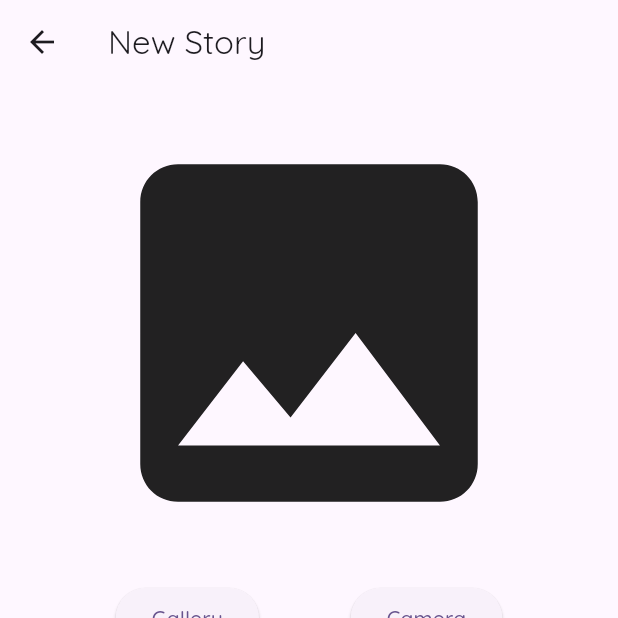
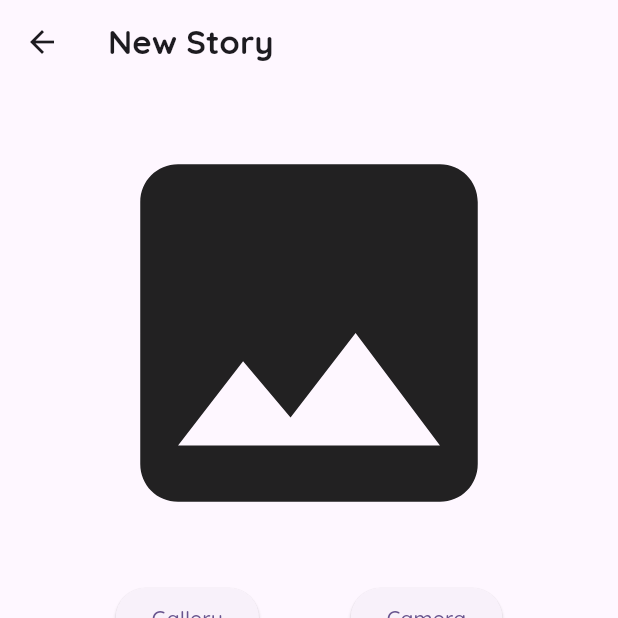
Before and after one commit to RobertBenyamin/story_app, a Flutter app: the HomePage screen opened by its route, after a tap on the "add" icon, on a phone screen of 412 x 824 dp, the top half of it. Run offline on Flutter 3.47's test engine with Material 3 defaults, Android fonts, the phone set to English and light mode, and no system bars; our stand-ins replace camera, get_time_ago, go_router, google_fonts, image_picker, shared_preferences; accounts and stored records are empty; network calls fail.

Commit message:
style: bold appBar title

```diff
--- a/lib/screens/add_story.dart
+++ b/lib/screens/add_story.dart
@@ -37,7 +37,10 @@ class _AddStoryPageState extends State<AddStoryPage> {
   Widget build(BuildContext context) {
     return Scaffold(
       appBar: AppBar(
-        title: const Text('New Story'),
+        title: const Text(
+          'New Story',
+          style: TextStyle(fontWeight: FontWeight.bold),
+        ),
       ),
       body: SingleChildScrollView(
         child: Padding(
--- a/lib/screens/detail.dart
+++ b/lib/screens/detail.dart
@@ -29,7 +29,10 @@ class _DetailPageState extends State<DetailPage> {
   Widget build(BuildContext context) {
     return Scaffold(
       appBar: AppBar(
-        title: const Text('Detail'),
+        title: const Text(
+          'Detail',
+          style: TextStyle(fontWeight: FontWeight.bold),
+        ),
       ),
       body: Consumer<StoryDetailProvider>(
         builder: (context, provider, _) {
--- a/lib/screens/home.dart
+++ b/lib/screens/home.dart
@@ -28,7 +28,10 @@ class _HomePageState extends State<HomePage> {
   Widget build(BuildContext context) {
     return Scaffold(
       appBar: AppBar(
-        title: const Text('Story'),
+        title: const Text(
+          'Story',
+          style: TextStyle(fontWeight: FontWeight.bold),
+        ),
         actions: [
           IconButton(
             icon: const Icon(Icons.logout),
--- a/lib/screens/login.dart
+++ b/lib/screens/login.dart
@@ -36,7 +36,10 @@ class _LoginPageState extends State<LoginPage> {
   Widget build(BuildContext context) {
     return Scaffold(
       appBar: AppBar(
-        title: const Text('Login'),
+        title: const Text(
+          'Login',
+          style: TextStyle(fontWeight: FontWeight.bold),
+        ),
       ),
       body: Container(
         padding: const EdgeInsets.all(16.0),
--- a/lib/screens/register.dart
+++ b/lib/screens/register.dart
@@ -39,7 +39,10 @@ class _RegisterPageState extends State<RegisterPage> {
   Widget build(BuildContext context) {
     return Scaffold(
       appBar: AppBar(
-        title: const Text('Register'),
+        title: const Text(
+          'Register',
+          style: TextStyle(fontWeight: FontWeight.bold),
+        ),
       ),
       body: Container(
         padding: const EdgeInsets.all(16.0),
```
